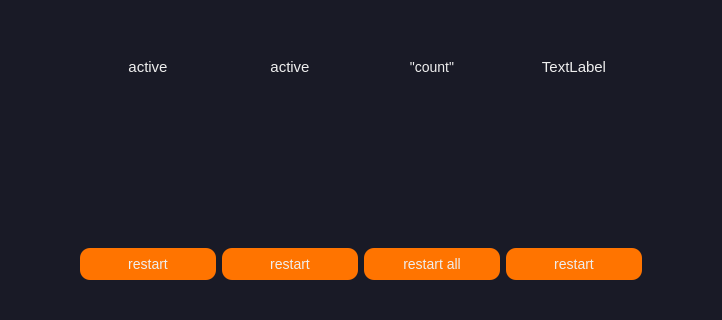
PunkNaPrekole/BubbleHub, file mainwindow.ui: the form before one commit; both pictures show x 147 to 869 and y 480 to 800 of the 1200 by 800 pixel window.
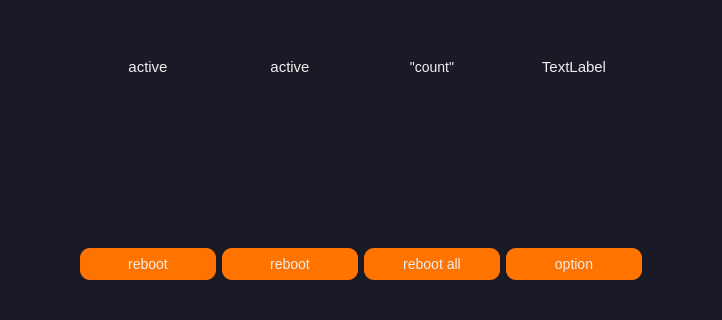
The form after the commit.

What changed in the file:
```diff
--- a/mainwindow.ui
+++ b/mainwindow.ui
@@ -43,6 +43,10 @@
     background-color: #e471c3;     /* Красный цвет при нажатии */
 	border: 2px solid #191a26;}
 
+QPushButton:disabled {
+    background-color: gray;     /* Красный цвет при нажатии */
+	border: 2px solid darkgray;}
+
 /* Настройки для слайдеров */
 QSlider::groove:horizontal {
     background: #eeeeee;           /* трек */
@@ -296,7 +300,7 @@
 }</string>
                 </property>
                 <property name="text">
-                 <string>restart</string>
+                 <string>reboot</string>
                 </property>
                </widget>
               </item>
@@ -321,7 +325,7 @@
 }</string>
                 </property>
                 <property name="text">
-                 <string>restart</string>
+                 <string>reboot</string>
                 </property>
                </widget>
               </item>
@@ -360,7 +364,7 @@
 }</string>
                 </property>
                 <property name="text">
-                 <string>restart all</string>
+                 <string>reboot all</string>
                 </property>
                </widget>
               </item>
@@ -385,7 +389,7 @@
 }</string>
                 </property>
                 <property name="text">
-                 <string>restart</string>
+                 <string>option</string>
                 </property>
                </widget>
               </item>
```
